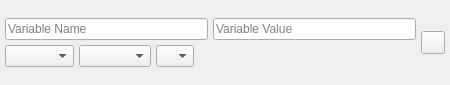
textbrowser/glitch, file UI/Arduino/glitch-object-variable-arduino.ui: the form before one commit.
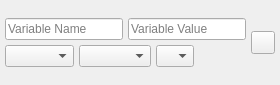
The form after the commit. Icons and pictures are not drawn.

Commit message: Variable object.

Patch:
```diff
--- a/UI/Arduino/glitch-object-variable-arduino.ui
+++ b/UI/Arduino/glitch-object-variable-arduino.ui
@@ -6,7 +6,7 @@
    <rect>
     <x>0</x>
     <y>0</y>
-    <width>450</width>
+    <width>280</width>
     <height>85</height>
    </rect>
   </property>
```
The commit also changes 1 other file.
